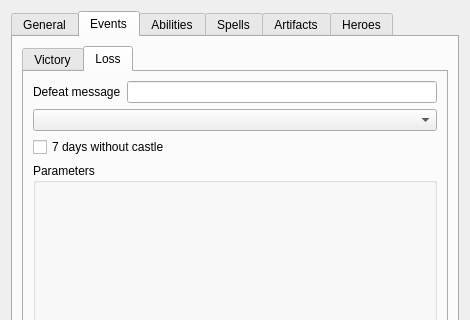
This is mapeditor/mapsettings.ui in vcmi/vcmi as Qt 5 draws it before an edit; both pictures show x 0 to 470 and y 0 to 320 of the 470 by 480 pixel window. The edited form follows.
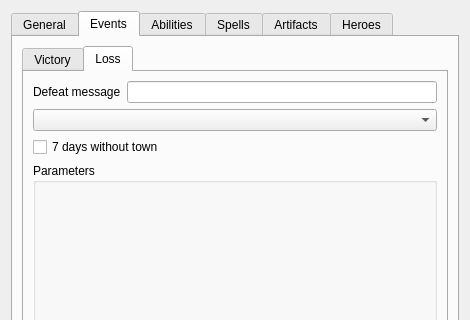
This is the edited form. The open tabs and pages were chosen to show the change.

```diff
--- a/mapeditor/mapsettings.ui
+++ b/mapeditor/mapsettings.ui
@@ -192,7 +192,7 @@
            <item row="2" column="0" colspan="2">
             <widget class="QCheckBox" name="standardLoseCheck">
              <property name="text">
-              <string>7 days without castle</string>
+              <string>7 days without town</string>
              </property>
             </widget>
            </item>
```
